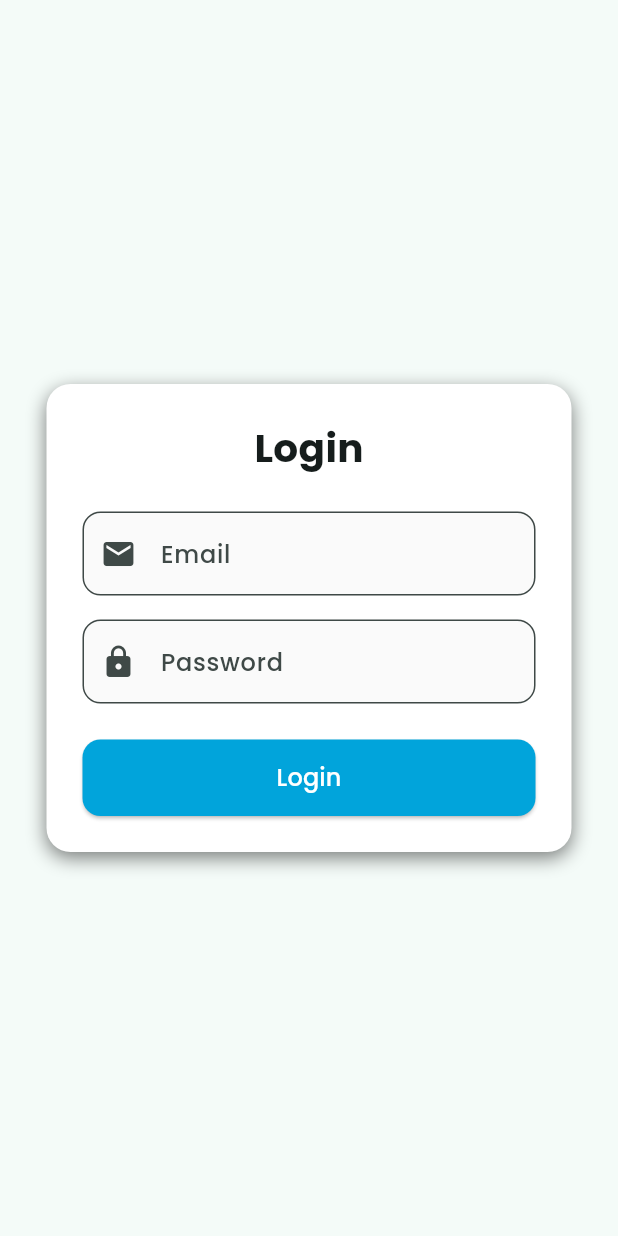
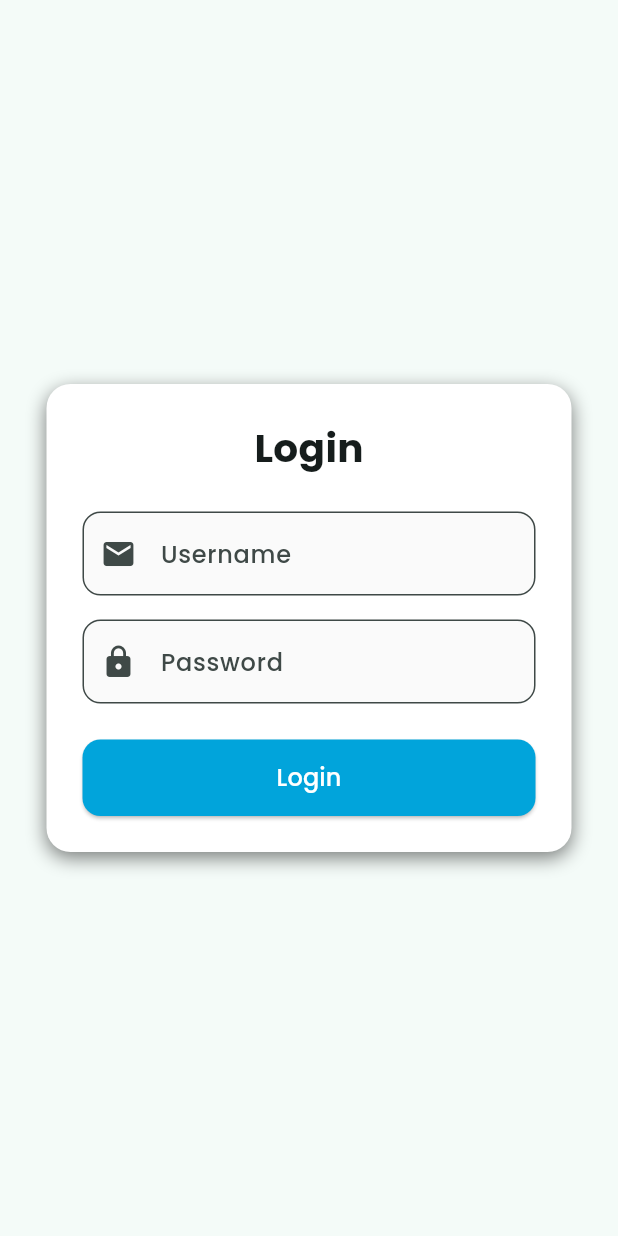
Before and after one commit to stanleywijayaa/PDF-Handler, a Flutter app: the LoginPage screen opened directly, on a phone screen of 412 x 824 dp. Run offline on Flutter 3.47's test engine with Material 3 defaults, Android fonts, the phone set to English and light mode, and no system bars; our stand-ins replace flutter_dotenv, google_fonts; missing offline and left inert: web_smooth_scroll.

Commit message:
changes on login UI

```diff
--- a/lib/pages/login_page.dart
+++ b/lib/pages/login_page.dart
@@ -10,7 +10,7 @@ class LoginPage extends StatefulWidget{
 }
 
 class _LoginPageState extends State<LoginPage> {
-  final TextEditingController emailController = TextEditingController();
+  final TextEditingController usernameController = TextEditingController();
   final TextEditingController passwordController = TextEditingController();
 
   void login() {
@@ -25,6 +25,7 @@ class _LoginPageState extends State<LoginPage> {
   Widget build(BuildContext context) {
     return Scaffold(
       body: Center(
+        child: SingleChildScrollView(
           child: Container(
             width: 350, // 👈 limits width
             padding: const EdgeInsets.all(24),
@@ -51,12 +52,16 @@ class _LoginPageState extends State<LoginPage> {
                 ),
                 const SizedBox(height: 24),
 
-              // Email TextBox
+                //  TextBox
                 TextField(
-                controller: emailController,
+                  controller: usernameController,
                   decoration: InputDecoration(
-                  labelText: 'Email',
+                    labelText: 'Username',
                     prefixIcon: const Icon(Icons.email),
+                    focusedBorder: OutlineInputBorder(
+                      borderSide: BorderSide(color: Color.fromARGB(255, 46, 119, 144), width: 2.0),
+                      borderRadius: BorderRadius.circular(12),
+                    ),
                     border: OutlineInputBorder(
                       borderRadius: BorderRadius.circular(12),
                     ),
@@ -73,6 +78,10 @@ class _LoginPageState extends State<LoginPage> {
                   decoration: InputDecoration(
                     labelText: 'Password',
                     prefixIcon: const Icon(Icons.lock),
+                    focusedBorder: OutlineInputBorder(
+                      borderSide: BorderSide(color: Color.fromARGB(255, 46, 119, 144), width: 2.0),
+                      borderRadius: BorderRadius.circular(12),
+                    ),
                     border: OutlineInputBorder(
                       borderRadius: BorderRadius.circular(12),
                     ),
@@ -104,6 +113,7 @@ class _LoginPageState extends State<LoginPage> {
             ),
           ),
         ),
+      ),
     );
   }
 }
```
Lines whose indentation alone changed are shown as unchanged.
